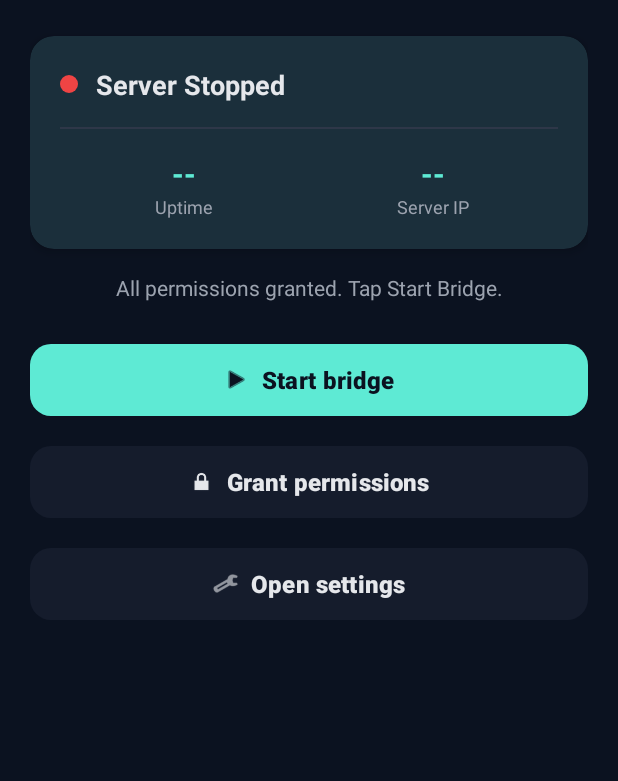
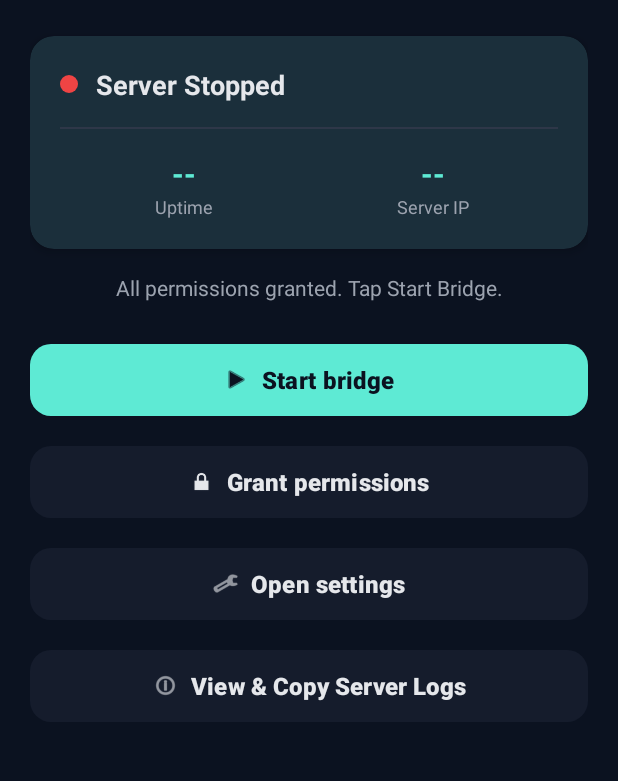
Before and after one commit to momanamjad/Cross-device-bridge, an Android app: the screen it shows after launch (MainActivity), on a phone screen of 412 x 824 dp, the part 184-965 px from its top. Run offline under Robolectric (Android 15) with nearby library versions, the light colour scheme and no system bars; our stand-ins replace Room's generated code; libraries missing offline, so code that uses them is left out: io.socket.client; 12 statements that could not run were skipped.

Commit message:
fix(android): fix foreground service icon crash, redirect native node logs, and add home screen log viewer

```diff
--- a/android/app/src/main/res/layout/activity_main.xml
+++ b/android/app/src/main/res/layout/activity_main.xml
@@ -214,7 +214,7 @@
             android:id="@+id/openSettings"
             android:layout_width="match_parent"
             android:layout_height="56dp"
-            android:layout_marginBottom="24dp"
+            android:layout_marginBottom="12dp"
             android:text="@string/open_settings"
             android:textSize="16sp"
             android:textStyle="bold"
@@ -225,5 +225,20 @@
             app:iconGravity="textStart"
             app:iconTint="@color/bridge_text" />
 
+        <com.google.android.material.button.MaterialButton
+            android:id="@+id/mainViewLogs"
+            android:layout_width="match_parent"
+            android:layout_height="56dp"
+            android:layout_marginBottom="32dp"
+            android:text="View &amp; Copy Server Logs"
+            android:textSize="16sp"
+            android:textStyle="bold"
+            app:cornerRadius="14dp"
+            app:backgroundTint="@color/bridge_surface"
+            android:textColor="@color/bridge_text"
+            app:icon="@android:drawable/ic_menu_info_details"
+            app:iconGravity="textStart"
+            app:iconTint="@color/bridge_text" />
+
     </LinearLayout>
 </ScrollView>
```
Also changed, not shown: android/app/src/main/java/com/momanamjad/smsbridge/service/BridgeForegroundService.kt (+9 -1 lines), android/app/src/main/java/com/momanamjad/smsbridge/ui/MainActivity.kt (+49 -0 lines), android/app/src/main/java/com/momanamjad/smsbridge/ui/SettingsActivity.kt (+12 -3 lines), android/app/src/main/res/layout/activity_settings.xml (+8 -8 lines), 1 other file.
